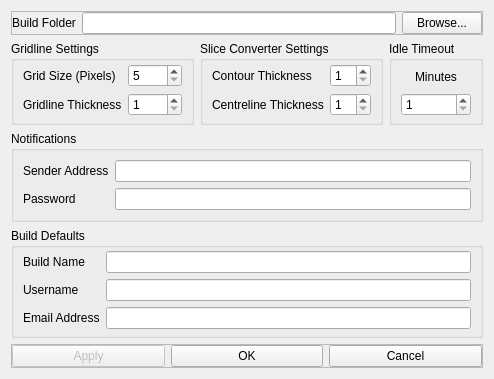
Above: gui/dialogPreferences.ui from Spinarakk/defectmonitor before the change. Below: the same form after it.
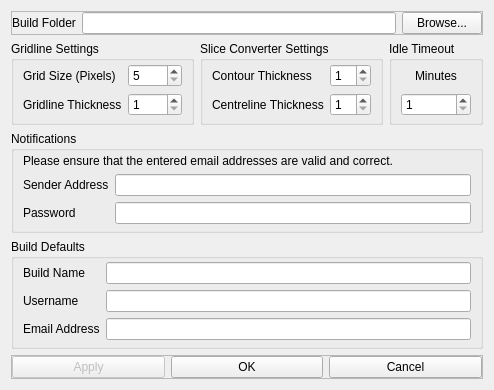
That is the form after the change.

Commit message: - Fixed an issue with the machine computer not being able to send gmail notifications - Removed a couple of build config settings (will be readded should the program's scope change) - Within the Camera Calibration window, the browse folder button has been replaced with Add Images and Remove Images buttons which work like in the Slice Converter

What changed in the file:
```diff
--- a/gui/dialogPreferences.ui
+++ b/gui/dialogPreferences.ui
@@ -7,7 +7,7 @@
     <x>0</x>
     <y>0</y>
     <width>428</width>
-    <height>337</height>
+    <height>347</height>
    </rect>
   </property>
   <property name="windowTitle">
@@ -150,9 +150,6 @@
       <string>Idle Timeout</string>
      </property>
      <layout class="QVBoxLayout" name="verticalLayout">
-      <property name="spacing">
-       <number>3</number>
-      </property>
       <property name="topMargin">
        <number>3</number>
       </property>
@@ -348,34 +345,47 @@
       <string>Notifications</string>
      </property>
      <layout class="QGridLayout" name="gridLayout_5">
-      <item row="0" column="0">
+      <property name="topMargin">
+       <number>3</number>
+      </property>
+      <property name="bottomMargin">
+       <number>6</number>
+      </property>
+      <item row="1" column="1">
+       <widget class="QLineEdit" name="lineSenderAddress">
+        <property name="clearButtonEnabled">
+         <bool>true</bool>
+        </property>
+       </widget>
+      </item>
+      <item row="1" column="0">
        <widget class="QLabel" name="labelSenderAddress">
         <property name="text">
          <string>Sender Address</string>
         </property>
        </widget>
       </item>
-      <item row="0" column="1">
-       <widget class="QLineEdit" name="lineSenderAddress">
-        <property name="clearButtonEnabled">
-         <bool>true</bool>
-        </property>
-       </widget>
-      </item>
-      <item row="1" column="0">
+      <item row="2" column="0">
        <widget class="QLabel" name="labelPassword">
         <property name="text">
          <string>Password</string>
         </property>
        </widget>
       </item>
-      <item row="1" column="1">
+      <item row="2" column="1">
        <widget class="QLineEdit" name="linePassword">
         <property name="clearButtonEnabled">
          <bool>true</bool>
         </property>
        </widget>
       </item>
+      <item row="0" column="0" colspan="2">
+       <widget class="QLabel" name="label">
+        <property name="text">
+         <string>Please ensure that the entered email addresses are valid and correct.</string>
+        </property>
+       </widget>
+      </item>
      </layout>
     </widget>
    </item>
```
The commit also changes 7 other files.
